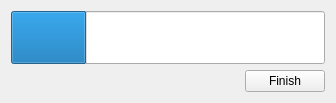
First picture: the form in progressbar.ui, repository Ogaros/Vkr-installer, before the edit.
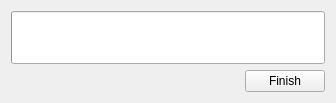
Second picture: the form after the edit.

```diff
--- a/progressbar.ui
+++ b/progressbar.ui
@@ -29,7 +29,7 @@
       </size>
      </property>
      <property name="value">
-      <number>24</number>
+      <number>0</number>
      </property>
      <property name="textVisible">
       <bool>false</bool>
```
Left out of the diff: 5 changed lines with no effect on the pictures.
